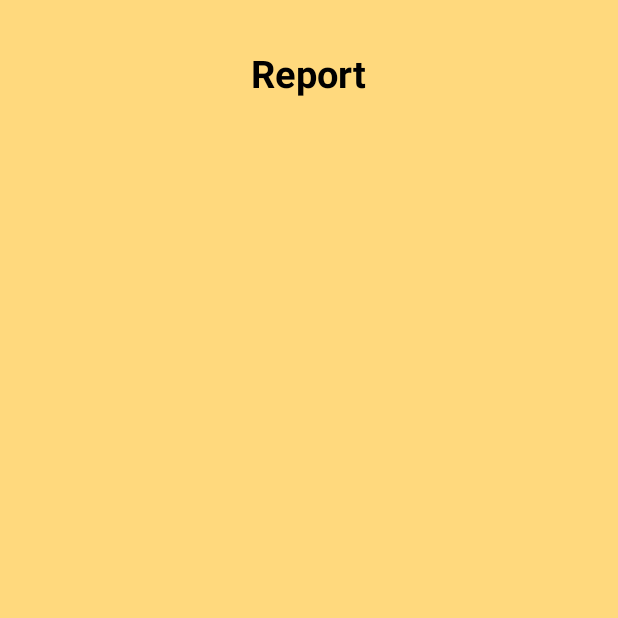
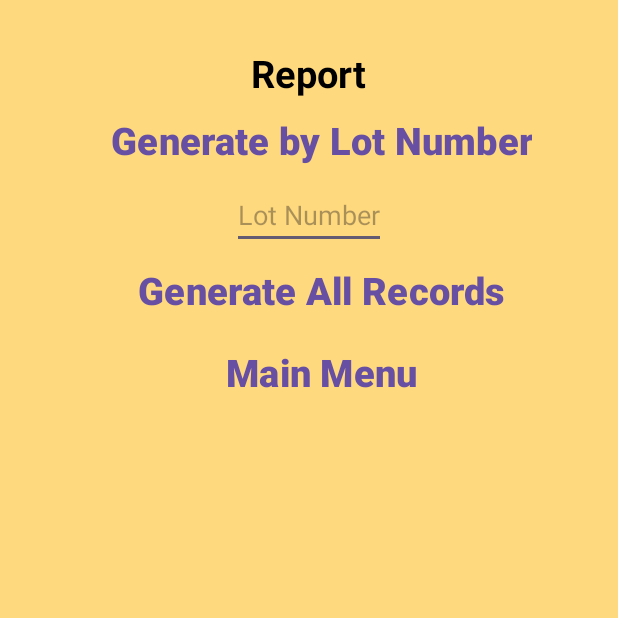
Before and after one commit to KramDipal/mytestxml, an Android app: the ReportActivity screen opened directly, with no data from a screen before it, on a phone screen of 412 x 824 dp, the top half of it. Run offline under Robolectric (Android 15) with nearby library versions, the phone set to English and light mode, and no system bars.

Commit message:
Enhancement 03
1. Added Toast message in View function.
2. updated DATABASE_VERSION = 9 to accomodate cursor.moveToLast() for view function.
3. Added select All functionality in report window screen.
 private const val DATABASE_VERSION = 10
4. added getAllUsers in databaseHelper.kt
5. update activity_report2.xml
Added Generate, home and listView
6. Added select where condition. per lot number in generate record
7. Added button to getAll and Getby lot Number
DATABASE_VERSION = 12
8. Added editLotNumber.requestFocus().
Make lot number text field the default entry point for the cursor.

```diff
--- a/app/src/main/java/eu/tutorials/mytestxml/ReportActivity.kt
+++ b/app/src/main/java/eu/tutorials/mytestxml/ReportActivity.kt
@@ -1,11 +1,72 @@
 package eu.tutorials.mytestxml
 
+import android.annotation.SuppressLint
+import android.content.Intent
 import androidx.appcompat.app.AppCompatActivity
 import android.os.Bundle
+import android.widget.ArrayAdapter
+import android.widget.Button
+import android.widget.EditText
+import android.widget.ListView
+import android.widget.Toast
 
 class ReportActivity : AppCompatActivity() {
+
+    @SuppressLint("MissingInflatedId")
+    private lateinit var databaseHelper: DatabaseHelper
+
+    @SuppressLint("MissingInflatedId")
     override fun onCreate(savedInstanceState: Bundle?) {
         super.onCreate(savedInstanceState)
         setContentView(R.layout.activity_report2)
+
+        databaseHelper = DatabaseHelper(this)
+
+
+        val btnGenerate : Button = findViewById(R.id.btnGenerate)
+        val btnGenerate2: Button = findViewById(R.id.btnGenerate2)
+        val btnHome : Button = findViewById(R.id.btnHome)
+        val listView: ListView = findViewById(R.id.listView)
+
+        val editLotNumber: EditText = findViewById(R.id.repLotNum)
+
+
+
+        //Get records by lot number
+        btnGenerate.setOnClickListener {
+            Toast.makeText(this, "Generate Button clicked!", Toast.LENGTH_LONG).show()
+
+            val usersList = databaseHelper.getByUsers(editLotNumber.text.toString())
+            val adapter = ArrayAdapter(this, android.R.layout.simple_list_item_1,
+                usersList.map { "ID: ${it.id}, Lot Number: ${it.lot_number} " +
+                        "Bag Number: ${it.bag_number}, Restock Date: ${it.restock_date}, " +
+                        "New Stock Total: ${it.total_no_of_pieces}, Transaction Date: ${it.transaction_date}, " +
+                        "Amount: ${it.amount}, Total Amount: ${it.totamount}, " +
+                        "Total num of pcs sold per day: ${it.no_of_pcs_sold}, Total num of pcs sold: ${it.tot_no_of_pcs_sold}, " +
+                        "Total Revenue: ${it.total_income}, Remarks: ${it.remarks} "})
+            listView.adapter = adapter
+        }
+
+        //Get ALL records
+        btnGenerate2.setOnClickListener {
+            val usersList = databaseHelper.getAllUsers()
+            val adapter = ArrayAdapter(this, android.R.layout.simple_list_item_1,
+                usersList.map { "ID: ${it.id}, Lot Number: ${it.lot_number} " +
+                        "Bag Number: ${it.bag_number}, Restock Date: ${it.restock_date}, " +
+                        "New Stock Total: ${it.total_no_of_pieces}, Transaction Date: ${it.transaction_date}, " +
+                        "Amount: ${it.amount}, Total Amount: ${it.totamount}, " +
+                        "Total num of pcs sold per day: ${it.no_of_pcs_sold}, Total num of pcs sold: ${it.tot_no_of_pcs_sold}, " +
+                        "Total Revenue: ${it.total_income}, Remarks: ${it.remarks} "})
+            listView.adapter = adapter
+        }
+
+        btnHome.setOnClickListener {
+            Toast.makeText(this, "Button Home", Toast.LENGTH_LONG).show()
+
+            val intent = Intent(this, MainActivity::class.java)
+            startActivity(intent)
+            finish()
+        }
+
     }
 }
--- a/app/src/main/res/layout/activity_report2.xml
+++ b/app/src/main/res/layout/activity_report2.xml
@@ -20,4 +20,50 @@
         android:textSize="25sp"
         android:textStyle="bold" />
 
+
+    <Button
+        android:id="@+id/btnGenerate"
+        android:layout_width="wrap_content"
+        android:layout_height="wrap_content"
+        android:text="@string/btnGenerate"
+        android:textStyle="bold"
+        android:textSize="25sp"
+        style="?android:attr/buttonBarButtonStyle" />
+    <EditText
+        android:id="@+id/repLotNum"
+        android:layout_width="wrap_content"
+        android:layout_height="wrap_content"
+        android:hint="@string/lotnumber2"
+        android:autofillHints="no"
+        android:inputType="number"/>
+
+    <Button
+        android:id="@+id/btnGenerate2"
+        android:layout_width="wrap_content"
+        android:layout_height="wrap_content"
+        android:text="@string/btnGenerate2"
+        android:textStyle="bold"
+        android:textSize="25sp"
+        style="?android:attr/buttonBarButtonStyle" />
+
+
+    <Button
+        android:id="@+id/btnHome"
+        android:layout_width="wrap_content"
+        android:layout_height="wrap_content"
+        android:text="@string/btnBack"
+        android:textStyle="bold"
+        android:textSize="25sp"
+        style="?android:attr/buttonBarButtonStyle" />
+
+
+    <ListView
+        android:id="@+id/listView"
+        android:layout_width="match_parent"
+        android:layout_height="match_parent"
+        android:textSize="25sp"
+        android:textStyle="bold"
+        android:textColor="@android:color/holo_blue_dark"
+        />
+
 </LinearLayout>
--- a/app/src/main/res/values/strings.xml
+++ b/app/src/main/res/values/strings.xml
@@ -67,4 +67,9 @@
         libero vel nunc consequat, quis tincidunt nisl eleifend. Cras bibendum enim a justo luctus
         vestibulum. Fusce dictum libero quis erat maximus, vitae volutpat diam dignissim.
     </string>
+    <string name="btnGenerate">Generate by Lot Number</string>
+    <string name="btnGenerate2">Generate All Records</string>
+    <string name="btnBack">Main Menu</string>
+    <string name="lotnumber">Lot Number</string>
+    <string name="lotnumber2">Lot Number</string>
 </resources>
```
Also changed, not shown: app/src/main/java/eu/tutorials/mytestxml/DatabaseHelper.kt (+69 -4 lines), app/src/main/java/eu/tutorials/mytestxml/MainActivity.kt (+25 -7 lines), app/src/main/res/layout/activity_main.xml (+4 -3 lines), 1 other file.
